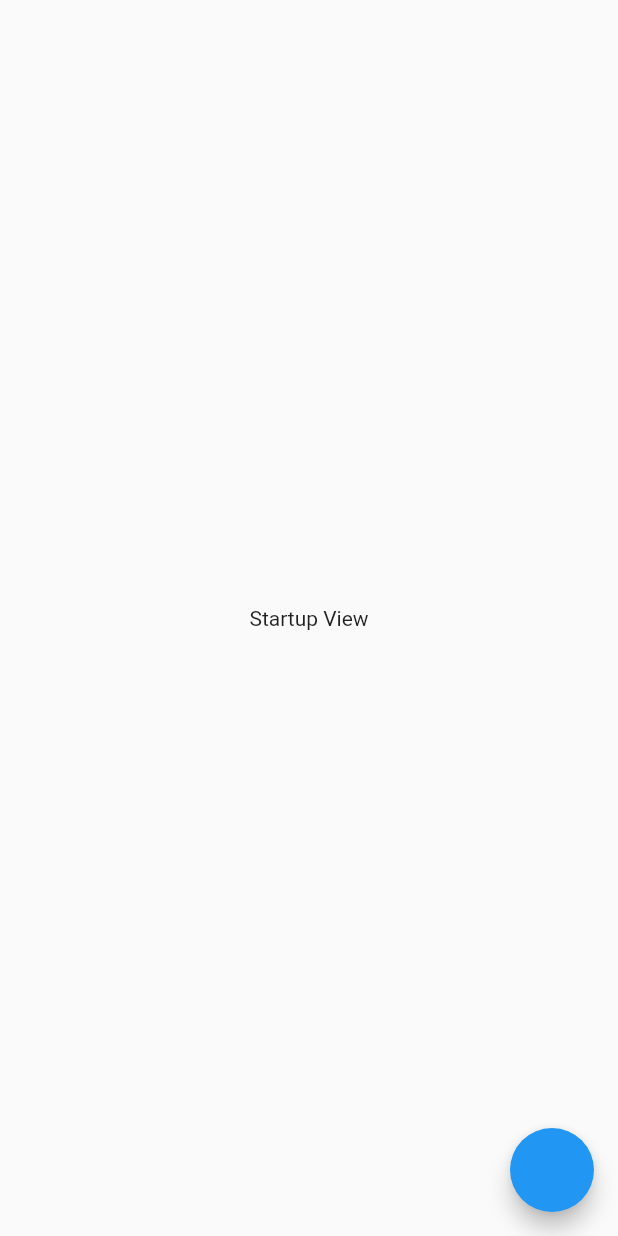
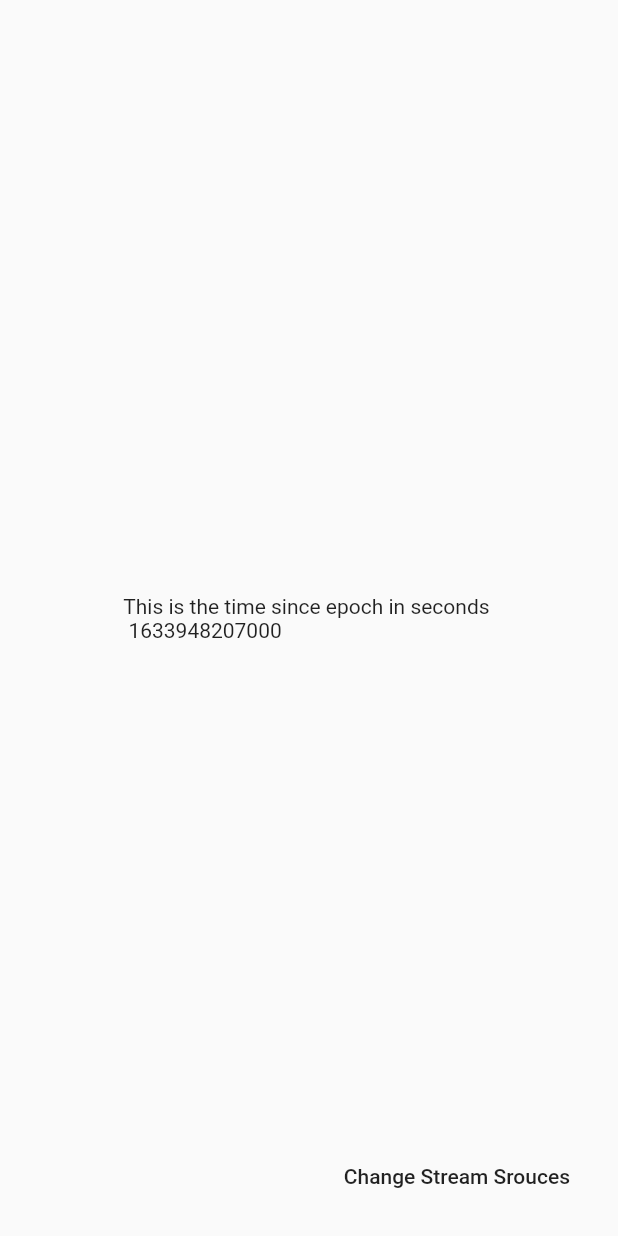
Before and after one commit to ZavbakGit/test_stacked, a Flutter app: the screen it shows after launch, on a phone screen of 412 x 824 dp. Run offline on Flutter 3.47's test engine with Material 2 defaults, Android fonts, the phone set to English and light mode, and no system bars; our stand-ins replace auto_route, flutter_hooks, get_it, injectable, stacked, stacked_services; missing offline and left inert: stacked_hooks.

Commit message:
еуые

```diff
--- a/lib/app/locator.dart
+++ b/lib/app/locator.dart
@@ -7,3 +7,6 @@ final locator = GetIt.instance;
 
 @injectableInit
 void setupLocator() => $initGetIt(locator);
+
+//flutter pub run build_runner --delete-conflicting-outputs
+//flutter run build_runner --delete-conflicting-outputs
--- a/lib/main.dart
+++ b/lib/main.dart
@@ -1,5 +1,9 @@
 import 'package:flutter/material.dart';
 import 'package:stacked_services/stacked_services.dart';
+import 'package:test_stacked/ui/views/future_example/future_example_view.dart';
+import 'package:test_stacked/ui/views/partial_builds/partial_builds_view.dart';
+import 'package:test_stacked/ui/views/reactive_example/reactive_example_view.dart';
+import 'package:test_stacked/ui/views/stream_example/stream_example_view.dart';
 import 'app/locator.dart';
 import 'app/router.gr.dart';
 
@@ -8,38 +12,39 @@ void main() {
   runApp(MyApp());
 }
 
+class MyApp extends StatelessWidget {
+  @override
+  Widget build(BuildContext context) {
+    return MaterialApp(
+      title: 'Flutter Demo',
+      home: StreamExampleView()
+      // navigatorKey: StackedService.navigatorKey,
+      // // home: AddCardView(), // Used when testing a view
+      // initialRoute: Routes.startupViewRoute,
+      // onGenerateRoute: AppRouter().onGenerateRoute,
+    );
+  }
+}
+
+
 // class MyApp extends StatelessWidget {
+//   const MyApp({Key? key}) : super(key: key);
+//
+//   static final router = AppRouter();
+//
 //   @override
 //   Widget build(BuildContext context) {
-//     return MaterialApp(
-//       title: 'Flutter Demo',
-//       navigatorKey: StackedService.navigatorKey,
-//       // home: AddCardView(), // Used when testing a view
-//       initialRoute: Routes.startupViewRoute,
-//       onGenerateRoute: AppRouter().onGenerateRoute,
+//     return MaterialApp.router(
+//       title: 'Test stacked',
+//       debugShowCheckedModeBanner: false,
+//
+//       //navigation
+//       routerDelegate: router.delegate(),
+//       routeInformationParser: router.defaultRouteParser(),
+//
+//       //internalization
+//       //locale: context.watch<LocaleProvider>().locale,
+//       //supportedLocales: S.delegate.supportedLocales
 //     );
 //   }
 // }
-
-
-class MyApp extends StatelessWidget {
-  const MyApp({Key? key}) : super(key: key);
-
-  static final router = AppRouter();
-
-  @override
-  Widget build(BuildContext context) {
-    return MaterialApp.router(
-      title: 'Test stacked',
-      debugShowCheckedModeBanner: false,
-
-      //navigation
-      routerDelegate: router.delegate(),
-      routeInformationParser: router.defaultRouteParser(),
-
-      //internalization
-      //locale: context.watch<LocaleProvider>().locale,
-      //supportedLocales: S.delegate.supportedLocales
-    );
-  }
-}
--- /dev/null
+++ b/lib/ui/views/future_example/future_example_viewmodel.dart
@@ -0,0 +1,18 @@
+import 'package:stacked/stacked.dart';
+
+class FutureExampleViewModel extends FutureViewModel<String> {
+  Future<String> getDataFromServer() async {
+    await Future.delayed(const Duration(seconds: 3));
+    throw Exception('This is an error');
+  }
+
+  @override
+  void onError(error) {
+    // error thrown above will be sent here
+    // We can show a dialog, set the error message to show on the UI
+    // the UI will be rebuilt after this is called so you can set properties.
+  }
+
+  @override
+  Future<String> futureToRun() => getDataFromServer();
+}
--- a/lib/ui/views/startup/startup_view.dart
+++ b/lib/ui/views/startup/startup_view.dart
@@ -2,19 +2,24 @@ import 'package:flutter/material.dart';
 import 'package:stacked/stacked.dart';
 import 'startup_viewmodel.dart';
 
-class StartupView extends StatelessWidget {
+class StartupView extends ViewModelBuilderWidget<StartupViewModel> {
+
   @override
-  Widget build(BuildContext context) {
-    return ViewModelBuilder<StartupViewModel>.reactive(
-      builder: (context, model, child) => Scaffold(
-        body: Center(
-          child: Text('Startup View'),
-        ),
-        floatingActionButton: FloatingActionButton(
-          onPressed: () => model.navigateToHome(),
-        ),
+  bool get disposeViewModel => true;
+
+  @override
+  Widget builder(
+      BuildContext context, StartupViewModel viewModel, Widget? child) {
+    return Scaffold(
+      body: const Center(
+        child: Text('Startup View'),
       ),
-      viewModelBuilder: () => StartupViewModel(),
+      floatingActionButton: FloatingActionButton(
+        onPressed: () => viewModel.navigateToHome(),
+      ),
     );
   }
+
+  @override
+  StartupViewModel viewModelBuilder(BuildContext context) => StartupViewModel();
 }
--- /dev/null
+++ b/lib/ui/views/stream_example/stream_example_view.dart
@@ -0,0 +1,22 @@
+import 'package:flutter/cupertino.dart';
+import 'package:flutter/material.dart';
+import 'package:stacked/stacked.dart';
+import 'stream_example_viewmodel.dart';
+
+class StreamExampleView extends StatelessWidget {
+  @override
+  Widget build(BuildContext context) {
+    return ViewModelBuilder<StreamExampleViewModel>.reactive(
+      builder: (context, model, child) => Scaffold(
+        body: Center(
+          child: Text(model.title),
+        ),
+        floatingActionButton: MaterialButton(
+          child: Text('Change Stream Srouces'),
+          onPressed: model.swapSources,
+        ),
+      ),
+      viewModelBuilder: () => StreamExampleViewModel(),
+    );
+  }
+}
--- /dev/null
+++ b/lib/ui/views/stream_example/stream_example_viewmodel.dart
@@ -0,0 +1,29 @@
+import 'package:stacked/stacked.dart';
+
+class StreamExampleViewModel extends StreamViewModel<int> {
+  String get title => 'This is the time since epoch in seconds \n $data';
+
+  bool _otherSource = false;
+
+  @override
+  Stream<int> get stream => _otherSource ? epochUpdates() : epochFasterUpdates();
+
+  void swapSources() {
+    _otherSource = !_otherSource;
+    notifySourceChanged();
+  }
+
+  Stream<int> epochUpdates() async* {
+    while (true) {
+      await Future.delayed(const Duration(seconds: 2));
+      yield DateTime.now().millisecondsSinceEpoch;
+    }
+  }
+
+  Stream<int> epochFasterUpdates() async* {
+    while (true) {
+      await Future.delayed(const Duration(milliseconds: 500));
+      yield DateTime.now().millisecondsSinceEpoch;
+    }
+  }
+}
--- a/pubspec.yaml
+++ b/pubspec.yaml
@@ -30,13 +30,16 @@ dependencies:
   flutter:
     sdk: flutter
   stacked: ^2.2.5
-  stacked_services:
+  stacked_hooks:
 
   # Navigation
   auto_route:
+  stacked_services:
 
   get_it:
   injectable:
+  flutter_hooks:
+  #observable_ish:
 
 
   # The following adds the Cupertino Icons font to your application.
```
Also changed, not shown: lib/services/counter_service.dart (added, +26 -0 lines), lib/ui/smart_widgest/double_increase_counter/double_increase_counter.dart (added, +35 -0 lines), lib/ui/smart_widgest/double_increase_counter/double_increase_counter_viewmodel.dart (added, +16 -0 lines), lib/ui/smart_widgest/single_increase_counter/single_increase_counter.dart (added, +31 -0 lines), lib/ui/smart_widgest/single_increase_counter/single_increase_counter_viewmodel.dart (added, +17 -0 lines), lib/ui/views/future_example/future_example_view.dart (added, +29 -0 lines), lib/ui/views/partial_builds/partial_builds_view.dart (added, +66 -0 lines), lib/ui/views/partial_builds/partial_builds_viewmodel.dart (added, +12 -0 lines), lib/ui/views/reactive_example/reactive_example_view.dart (added, +27 -0 lines), lib/ui/views/reactive_example/reactive_example_viewmodel.dart (added, +12 -0 lines), lib/app/locator.config.dart, pubspec.lock.
